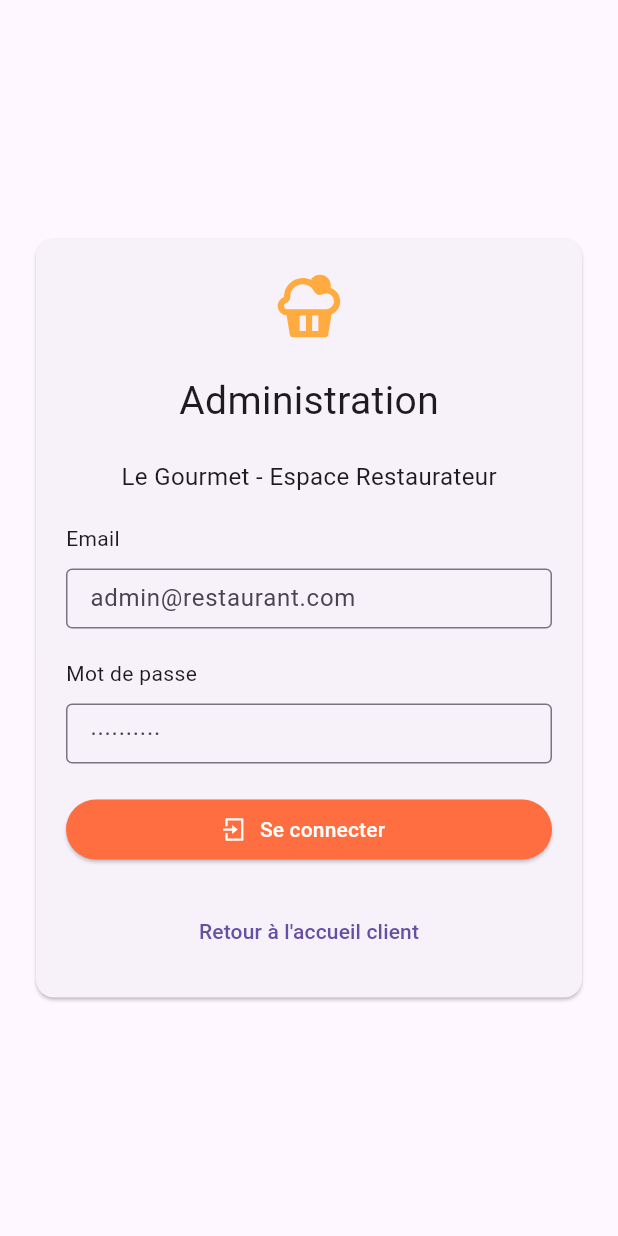
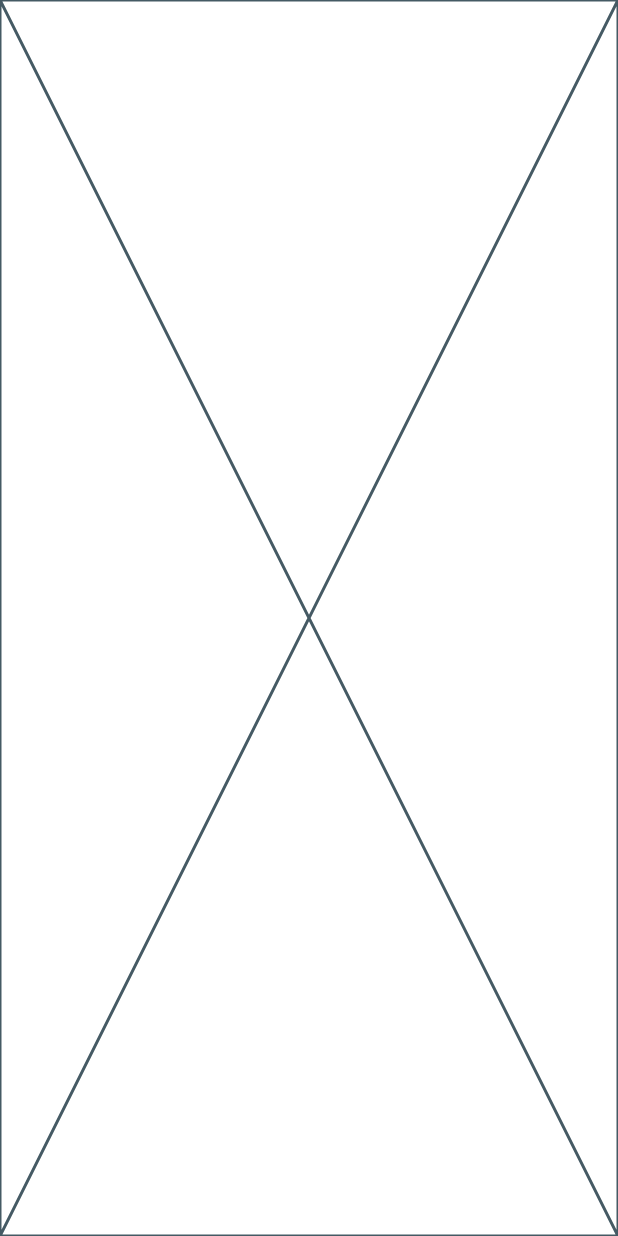
Before and after one commit to Ananijosue19/resto_qr, a Flutter app: the screen it shows after launch, after a tap on "Se connecter", on a phone screen of 412 x 824 dp. Run offline on Flutter 3.47's test engine with Material 3 defaults, Android fonts, the phone set to English and light mode, and no system bars; our stand-ins replace buttons_tabbar, remixicon; network calls fail.

Commit message:
Page Admin Static

```diff
--- a/lib/presentation/screens/admin/admin_connexion.dart
+++ b/lib/presentation/screens/admin/admin_connexion.dart
@@ -81,7 +81,9 @@ class AdminConnexion extends StatelessWidget {
                           ),
                         ),
                         icon: Icon(Remix.login_box_line),
-                        onPressed: () {},
+                        onPressed: () {
+                          Navigator.pushNamed(context, '/pageAdmin');
+                        },
                         label: Text('Se connecter'),
                       ),
                     ),
--- /dev/null
+++ b/lib/presentation/screens/admin/page_admin.dart
@@ -0,0 +1,10 @@
+import 'package:flutter/material.dart';
+
+class PageAdmin extends StatelessWidget {
+  const PageAdmin({super.key});
+
+  @override
+  Widget build(BuildContext context) {
+    return const Placeholder();
+  }
+}
--- a/lib/routes/app_routes.dart
+++ b/lib/routes/app_routes.dart
@@ -2,6 +2,7 @@ import 'package:flutter/material.dart';
 import 'package:resto_qr/presentation/screens/menu.dart';
 import 'package:resto_qr/presentation/screens/suivie_commande.dart';
 
+import '../presentation/screens/admin/page_admin.dart';
 import '../presentation/screens/home.dart';
 import '../presentation/screens/panier.dart';
 
@@ -9,4 +10,5 @@ final Map<String, WidgetBuilder> appRoutes = {
   '/menu': (context) => Menu(),
   '/panier': (context) => Panier(),
   '/suivie': (context) => SuivieCommande(),
+  '/pageAdmin': (context) => PageAdmin(),
 };
```
